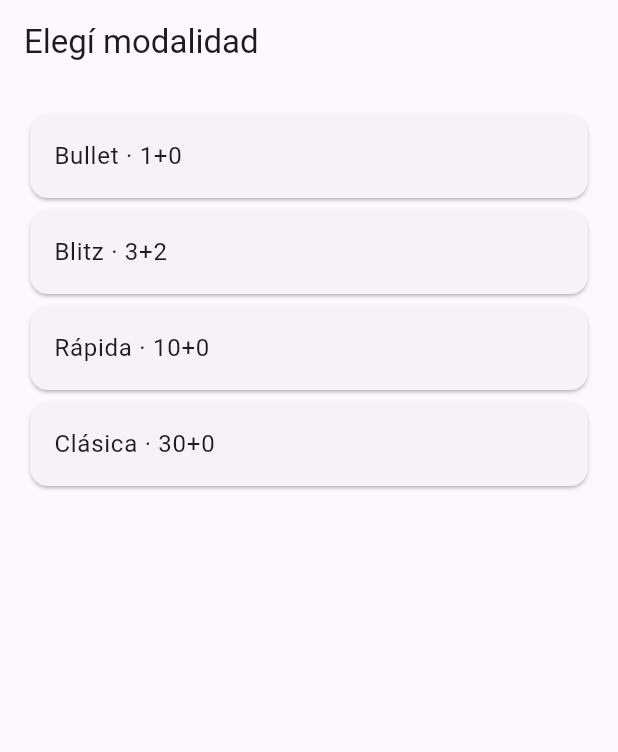
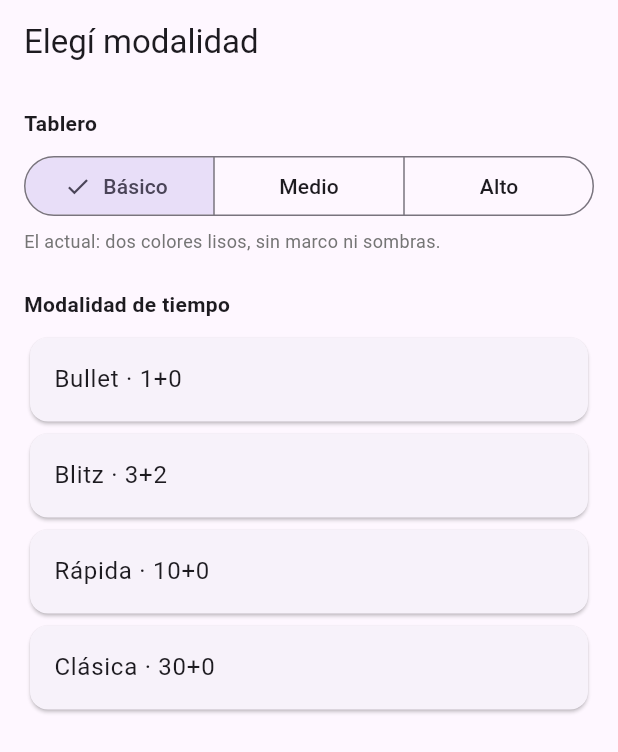
Before and after one commit to adh3us/Chess-in-time, a Flutter app: the screen it shows after launch, on a phone screen of 412 x 824 dp. Shown: the top 752 px of the screen. Run offline on Flutter 3.47's test engine with Material 3 defaults, Android fonts, the phone set to English and light mode, and no system bars.

Commit message:
Agregar 3 niveles de visualización de tablero (Básico/Medio/Alto)
Todos dentro del mismo estilo liviano de la Fase 4 — sin imágenes ni
assets externos, solo color/gradiente/sombra de Flutter puro. Se elige
antes de arrancar la partida, junto al selector de modalidad de tiempo:

- Básico: el actual, dos colores lisos sin marco ni sombras.
- Medio: casillas con degradé sutil, sombra en las piezas y resalte de
  la última jugada.
- Alto: todo lo de Medio, más coordenadas a-h/1-8 y marco con relieve.

No toca el motor ni las reglas del juego — es una capa puramente visual
sobre chess_game_screen.dart (board_theme.dart nuevo).

```diff
--- /dev/null
+++ b/chess_in_time/lib/board_theme.dart
@@ -0,0 +1,87 @@
+import 'package:flutter/material.dart';
+
+/// ---------------------------------------------------------------------------
+/// CHESS IN TIME — Niveles de visualización del tablero
+/// Tres niveles dentro del mismo estilo "liviano" de la Fase 4: sin imágenes,
+/// sin sprites, sin assets externos — todo resuelto con color/gradiente/sombra
+/// de Flutter puro. Cada nivel es más rico que el anterior, pero ninguno
+/// toca la lógica del juego (motor y reglas quedan exactamente igual).
+/// ---------------------------------------------------------------------------
+
+enum BoardVisual { basico, medio, alto }
+
+class BoardThemeConfig {
+  final String label;
+  final String description;
+  final Color lightSquare;
+  final Color darkSquare;
+  final Gradient? lightSquareGradient;
+  final Gradient? darkSquareGradient;
+  final Color? lastMoveHighlight;
+  final bool pieceShadow;
+  final bool showCoordinates;
+  final bool framed;
+  final Color frameColor;
+
+  const BoardThemeConfig({
+    required this.label,
+    required this.description,
+    required this.lightSquare,
+    required this.darkSquare,
+    this.lightSquareGradient,
+    this.darkSquareGradient,
+    this.lastMoveHighlight,
+    this.pieceShadow = false,
+    this.showCoordinates = false,
+    this.framed = false,
+    this.frameColor = Colors.transparent,
+  });
+}
+
+final Map<BoardVisual, BoardThemeConfig> boardThemes = {
+  BoardVisual.basico: BoardThemeConfig(
+    label: 'Básico',
+    description: 'El actual: dos colores lisos, sin marco ni sombras.',
+    lightSquare: Colors.grey.shade100,
+    darkSquare: Colors.grey.shade300,
+  ),
+  BoardVisual.medio: BoardThemeConfig(
+    label: 'Medio',
+    description: 'Casillas con leve degradé, sombra en las piezas y resalte de la última jugada.',
+    lightSquare: const Color(0xFFEDE6D6),
+    darkSquare: const Color(0xFF7C9473),
+    lightSquareGradient: LinearGradient(
+      begin: Alignment.topLeft,
+      end: Alignment.bottomRight,
+      colors: [const Color(0xFFF3EEE1), const Color(0xFFE3D9C2)],
+    ),
+    darkSquareGradient: LinearGradient(
+      begin: Alignment.topLeft,
+      end: Alignment.bottomRight,
+      colors: [const Color(0xFF87A17C), const Color(0xFF6D8863)],
+    ),
+    lastMoveHighlight: const Color(0x664FC3F7),
+    pieceShadow: true,
+  ),
+  BoardVisual.alto: BoardThemeConfig(
+    label: 'Alto',
+    description: 'Todo lo de Medio, más coordenadas a-h/1-8 y marco con relieve.',
+    lightSquare: const Color(0xFFF0D9B5),
+    darkSquare: const Color(0xFFB58863),
+    lightSquareGradient: LinearGradient(
+      begin: Alignment.topLeft,
+      end: Alignment.bottomRight,
+      colors: [const Color(0xFFF7E6C8), const Color(0xFFE6C99A)],
+    ),
+    darkSquareGradient: LinearGradient(
+      begin: Alignment.topLeft,
+      end: Alignment.bottomRight,
+      colors: [const Color(0xFFC49A6C), const Color(0xFF9C6F44)],
+    ),
+    lastMoveHighlight: const Color(0x664FC3F7),
+    pieceShadow: true,
+    showCoordinates: true,
+    framed: true,
+    frameColor: const Color(0xFF5D4630),
+  ),
+};
--- a/chess_in_time/lib/chess_game_screen.dart
+++ b/chess_in_time/lib/chess_game_screen.dart
@@ -1,6 +1,7 @@
 import 'package:flutter/material.dart';
 import 'local_chess_engine.dart';
 import 'fischer_clock.dart';
+import 'board_theme.dart';
 
 /// ---------------------------------------------------------------------------
 /// CHESS IN TIME — FASE 3
@@ -94,6 +95,8 @@ class _ChessGameScreenState extends State<ChessGameScreen> {
   Position? _selected;
   List<Move> _legalForSelected = [];
   _ForcedEnd? _forcedEnd;
+  BoardVisual _visual = BoardVisual.basico;
+  Move? _lastMove;
 
   @override
   void dispose() {
@@ -109,6 +112,7 @@ class _ChessGameScreenState extends State<ChessGameScreen> {
       _forcedEnd = null;
       _selected = null;
       _legalForSelected = [];
+      _lastMove = null;
       _clock = FischerClock(
         modality: modality,
         active: engine.turn,
@@ -164,6 +168,7 @@ class _ChessGameScreenState extends State<ChessGameScreen> {
     setState(() {
       _selected = null;
       _legalForSelected = [];
+      _lastMove = move;
     });
   }
 
@@ -212,7 +217,16 @@ class _ChessGameScreenState extends State<ChessGameScreen> {
     }
   }
 
-  Color _squareColor(int r, int c) => (r + c).isEven ? Colors.grey.shade100 : Colors.grey.shade300;
+  BoxDecoration _squareDecoration(int r, int c, BoardThemeConfig theme, bool isSelected, bool isLastMove) {
+    final isLight = (r + c).isEven;
+    final gradient = isLight ? theme.lightSquareGradient : theme.darkSquareGradient;
+    final color = isLight ? theme.lightSquare : theme.darkSquare;
+    return BoxDecoration(
+      color: gradient == null ? color : null,
+      gradient: gradient,
+      border: isSelected ? Border.all(color: Colors.blueAccent, width: 2) : null,
+    );
+  }
 
   String? _statusMessage() {
     if (_forcedEnd != null) {
@@ -250,14 +264,31 @@ class _ChessGameScreenState extends State<ChessGameScreen> {
         appBar: AppBar(title: const Text('Elegí modalidad')),
         body: ListView(
           padding: const EdgeInsets.all(16),
-          children: ClockModality.all
-              .map((m) => Card(
+          children: [
+            const Text('Tablero', style: TextStyle(fontWeight: FontWeight.bold)),
+            const SizedBox(height: 8),
+            SegmentedButton<BoardVisual>(
+              segments: BoardVisual.values
+                  .map((v) => ButtonSegment(value: v, label: Text(boardThemes[v]!.label)))
+                  .toList(),
+              selected: {_visual},
+              onSelectionChanged: (s) => setState(() => _visual = s.first),
+            ),
+            const SizedBox(height: 4),
+            Text(
+              boardThemes[_visual]!.description,
+              style: TextStyle(fontSize: 12, color: Colors.grey.shade600),
+            ),
+            const SizedBox(height: 24),
+            const Text('Modalidad de tiempo', style: TextStyle(fontWeight: FontWeight.bold)),
+            const SizedBox(height: 8),
+            ...ClockModality.all.map((m) => Card(
                   child: ListTile(
                     title: Text(m.label),
                     onTap: () => _startGame(m),
                   ),
-                  ))
-              .toList(),
+                )),
+          ],
         ),
       );
     }
@@ -292,7 +323,9 @@ class _ChessGameScreenState extends State<ChessGameScreen> {
             ),
           Expanded(
             child: Center(
-              child: AspectRatio(
+              child: _BoardArea(
+                theme: boardThemes[_visual]!,
+                boardBuilder: () => AspectRatio(
                   aspectRatio: 1,
                   child: GridView.builder(
                     physics: const NeverScrollableScrollPhysics(),
@@ -304,22 +337,30 @@ class _ChessGameScreenState extends State<ChessGameScreen> {
                       final pos = Position(r, c);
                       final piece = engine.pieceAt(pos);
                       final isSelected = _selected == pos;
+                      final isLastMove = _lastMove != null && (_lastMove!.from == pos || _lastMove!.to == pos);
                       final targetMove = _legalForSelected.where((m) => m.to == pos).toList();
                       final isTarget = targetMove.isNotEmpty;
                       final isCapture = isTarget && (piece != null || targetMove.first.isEnPassant);
+                      final theme = boardThemes[_visual]!;
 
                       return GestureDetector(
                         onTap: gameOver ? null : () => _selectSquare(pos),
-                      child: Container(
-                        decoration: BoxDecoration(
-                          color: _squareColor(r, c),
-                          border: isSelected ? Border.all(color: Colors.blueAccent, width: 2) : null,
-                        ),
                         child: Stack(
                           alignment: Alignment.center,
                           children: [
+                            Container(decoration: _squareDecoration(r, c, theme, isSelected, isLastMove)),
+                            if (isLastMove && theme.lastMoveHighlight != null)
+                              Container(color: theme.lastMoveHighlight),
                             if (piece != null)
-                              Text(_symbols[piece.color]![piece.type]!, style: const TextStyle(fontSize: 26)),
+                              Text(
+                                _symbols[piece.color]![piece.type]!,
+                                style: TextStyle(
+                                  fontSize: 26,
+                                  shadows: theme.pieceShadow
+                                      ? [const Shadow(color: Colors.black45, blurRadius: 3, offset: Offset(1, 1))]
+                                      : null,
+                                ),
+                              ),
                             if (isTarget)
                               isCapture
                                   ? Container(
@@ -336,9 +377,9 @@ class _ChessGameScreenState extends State<ChessGameScreen> {
                                     ),
                           ],
                         ),
-                      ),
                       );
                     },
+                  ),
                 ),
               ),
             ),
@@ -360,6 +401,79 @@ class _ChessGameScreenState extends State<ChessGameScreen> {
         ],
       ),
     );
+  }
+}
+
+/// Envoltorio del tablero que agrega, según el tema elegido, coordenadas
+/// a-h/1-8 y un marco con relieve — puramente decorativo, no toca la
+/// grilla de juego que le pasan por [boardBuilder].
+class _BoardArea extends StatelessWidget {
+  final BoardThemeConfig theme;
+  final Widget Function() boardBuilder;
+  const _BoardArea({required this.theme, required this.boardBuilder});
+
+  static const _files = ['a', 'b', 'c', 'd', 'e', 'f', 'g', 'h'];
+  static const _ranks = ['8', '7', '6', '5', '4', '3', '2', '1'];
+
+  @override
+  Widget build(BuildContext context) {
+    final grid = boardBuilder();
+
+    Widget content = grid;
+    if (theme.showCoordinates) {
+      content = AspectRatio(
+        aspectRatio: 1,
+        child: Column(
+          children: [
+            Expanded(
+              child: Row(
+                children: [
+                  SizedBox(
+                    width: 14,
+                    child: Column(
+                      children: _ranks
+                          .map((r) => Expanded(
+                                child: Center(child: Text(r, style: TextStyle(fontSize: 10, color: theme.frameColor))),
+                              ))
+                          .toList(),
+                    ),
+                  ),
+                  Expanded(child: grid),
+                ],
+              ),
+            ),
+            Row(
+              children: [
+                const SizedBox(width: 14),
+                Expanded(
+                  child: Row(
+                    children: _files
+                        .map((f) => Expanded(
+                              child: Center(child: Text(f, style: TextStyle(fontSize: 10, color: theme.frameColor))),
+                            ))
+                        .toList(),
+                  ),
+                ),
+              ],
+            ),
+          ],
+        ),
+      );
+    }
+
+    if (theme.framed) {
+      content = Container(
+        padding: const EdgeInsets.all(10),
+        decoration: BoxDecoration(
+          color: theme.frameColor,
+          borderRadius: BorderRadius.circular(8),
+          boxShadow: const [BoxShadow(color: Colors.black38, blurRadius: 8, offset: Offset(0, 4))],
+        ),
+        child: content,
+      );
+    }
+
+    return content;
   }
 }
 
```
Lines whose indentation alone changed are shown as unchanged.
